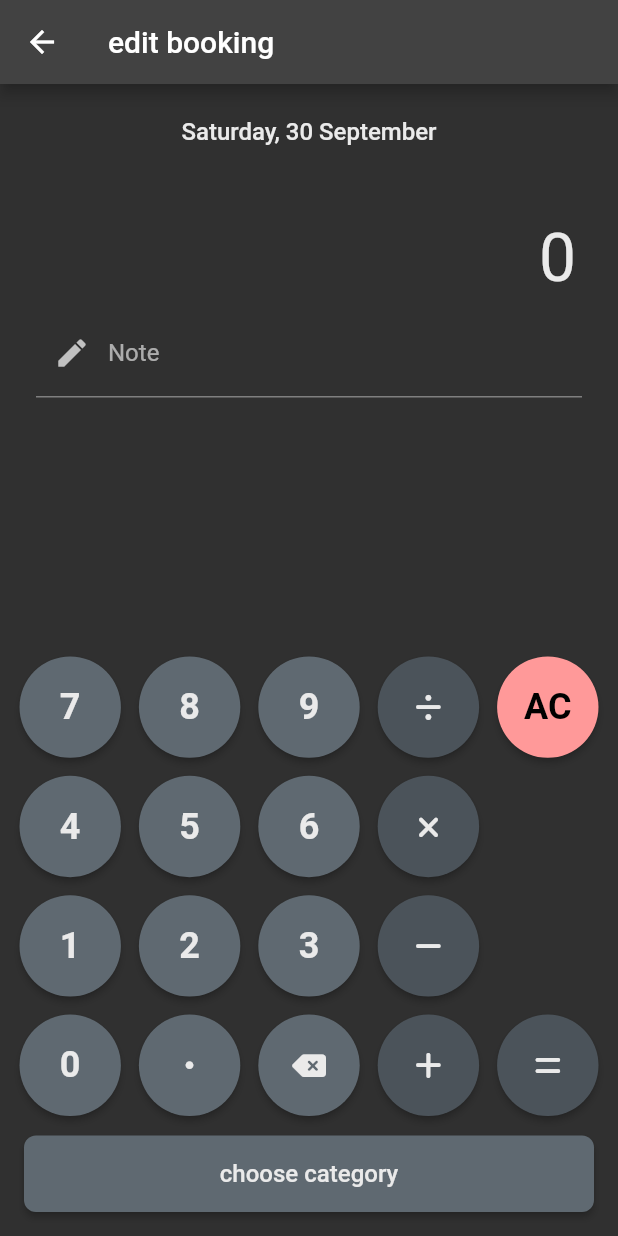
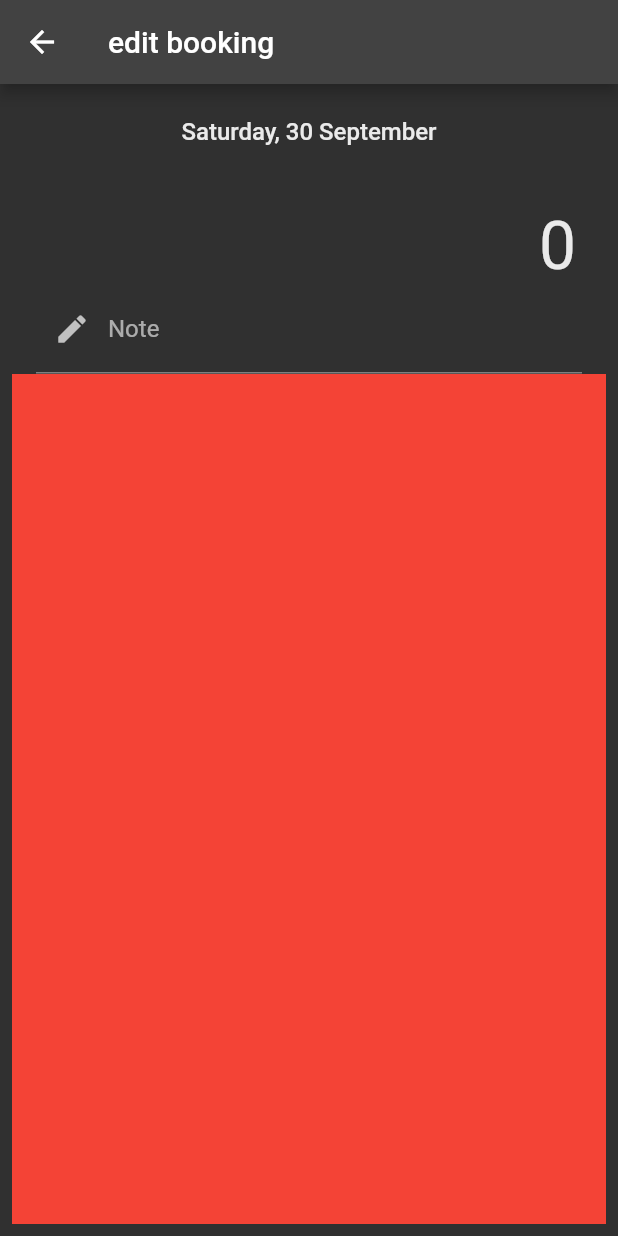
Before and after one commit to Gerald-Gmainer/budget_book, a Flutter app: the BookingCrudPage screen opened directly with empty values, after a tap on "choose category", on a phone screen of 412 x 824 dp. Run offline on Flutter 3.47's test engine with Material 2 defaults, Android fonts, the phone set to English and light mode, and no system bars; our stand-ins replace bloc, connectivity_plus, flutter_bloc, flutter_dotenv, font_awesome_flutter, form_validator and 4 more; missing offline and left inert: keep_screen_on; accounts and stored records are empty; network calls fail; Roboto replaces fonts that are missing (Noto Sans JP).

Commit message:
setup booking crud category choose screen; set booking model values

```diff
--- a/flutter_app/lib/business_logic/bloc/booking_crud/booking_crud_bloc.dart
+++ b/flutter_app/lib/business_logic/bloc/booking_crud/booking_crud_bloc.dart
@@ -2,6 +2,7 @@ import 'dart:async';
 
 import 'package:flutter/material.dart';
 import 'package:flutter_app/data/data.dart';
+import 'package:flutter_app/utils/logger.dart';
 import 'package:flutter_bloc/flutter_bloc.dart';
 
 part 'booking_crud_event.dart';
@@ -11,13 +12,15 @@ class BookingCrudBloc extends Bloc<BookingCrudEvent, BookingCrudState> {
   final BookingRepository bookingRepo;
 
   BookingCrudBloc(this.bookingRepo) : super(BookingCrudInitState()) {
-    on<LoadBookingCrudEvent>(_onLoadBookingCrudEvent);
+    on<InitBookingCrudEvent>(_onInitBookingCrudEvent);
     on<UploadBookingCrudEvent>(_onUploadBookingCrudEvent);
   }
 
-  _onLoadBookingCrudEvent(LoadBookingCrudEvent event, Emitter<BookingCrudState> emit) async {
-    emit(BookingCrudLoadedState(event.model));
+  _onInitBookingCrudEvent(InitBookingCrudEvent event, Emitter<BookingCrudState> emit) async {
+    emit(BookingCrudInitState());
   }
 
-  _onUploadBookingCrudEvent(UploadBookingCrudEvent event, Emitter<BookingCrudState> emit) async {}
+  _onUploadBookingCrudEvent(UploadBookingCrudEvent event, Emitter<BookingCrudState> emit) async {
+    BudgetLogger.instance.d(event.model);
+  }
 }
--- a/flutter_app/lib/business_logic/bloc/booking_crud/booking_crud_event.dart
+++ b/flutter_app/lib/business_logic/bloc/booking_crud/booking_crud_event.dart
@@ -3,14 +3,10 @@ part of 'booking_crud_bloc.dart';
 @immutable
 abstract class BookingCrudEvent {}
 
-class LoadBookingCrudEvent extends BookingCrudEvent {
-  final BookingCrudModel model;
-
-  LoadBookingCrudEvent(this.model);
-}
+class InitBookingCrudEvent extends BookingCrudEvent {}
 
 class UploadBookingCrudEvent extends BookingCrudEvent {
-  final BookingModel model;
+  final BookingCrudModel model;
 
   UploadBookingCrudEvent(this.model);
 }
--- a/flutter_app/lib/business_logic/bloc/booking_crud/booking_crud_state.dart
+++ b/flutter_app/lib/business_logic/bloc/booking_crud/booking_crud_state.dart
@@ -7,12 +7,6 @@ class BookingCrudInitState extends BookingCrudState {}
 
 class BookingCrudLoadingState extends BookingCrudState {}
 
-class BookingCrudLoadedState extends BookingCrudState {
-  final BookingCrudModel model;
-
-  BookingCrudLoadedState(this.model);
-}
-
 class BookingCrudUploadedState extends BookingCrudState {}
 
 class BookingCrudErrorState extends BookingCrudState {
--- a/flutter_app/lib/data/model/booking_crud_model.dart
+++ b/flutter_app/lib/data/model/booking_crud_model.dart
@@ -5,4 +5,9 @@ class BookingCrudModel {
   final CategoryType categoryType;
 
   BookingCrudModel({required this.model, required this.categoryType});
+
+  @override
+  String toString() {
+    return "categoryType: $categoryType / model: $model";
+  }
 }
--- a/flutter_app/lib/data/model/booking_model.dart
+++ b/flutter_app/lib/data/model/booking_model.dart
@@ -35,7 +35,7 @@ class BookingModel extends DataModel {
     return [
       "id: $id",
       "bookingDate: $bookingDate",
-      // "description: $description",
+      "description: $description",
       "amount: $amount",
       "categoryId: $categoryId",
       // "accountId: $accountId",
--- a/flutter_app/lib/presentation/page/booking_crud/bookings_crud_page.dart
+++ b/flutter_app/lib/presentation/page/booking_crud/bookings_crud_page.dart
@@ -21,41 +21,65 @@ class BookingCrudPage extends StatefulWidget {
 }
 
 class _BookingCrudPageState extends State<BookingCrudPage> {
+  final PageController _pageController = PageController(initialPage: 0);
+  int _currentPage = 0;
+
   @override
   void initState() {
     super.initState();
-    _load();
+    BlocProvider.of<CalculatorBloc>(context).add(InitCalculatorEvent());
+    BlocProvider.of<BookingCrudBloc>(context).add(InitBookingCrudEvent());
   }
 
-  _load() {
-    BlocProvider.of<BookingCrudBloc>(context).add(LoadBookingCrudEvent(widget.model));
+  @override
+  void dispose() {
+    _pageController.dispose();
+    super.dispose();
   }
 
-  _onLoaded(BookingCrudModel model) {
-    BlocProvider.of<CalculatorBloc>(context).add(InitCalculatorEvent());
+  _openCategories() {
+    _animateToPage(1);
+  }
+
+  _animateToPage(int page) {
+    _currentPage = page;
+    _pageController.animateToPage(
+      page,
+      duration: const Duration(milliseconds: 500),
+      curve: Curves.easeInOut,
+    );
+  }
+
+  _upload() {
+    BlocProvider.of<BookingCrudBloc>(context).add(UploadBookingCrudEvent(widget.model));
   }
 
   @override
   Widget build(BuildContext context) {
-    return Scaffold(
+    return WillPopScope(
+      onWillPop: () async {
+        if (_currentPage > 0) {
+          _animateToPage(0);
+          return false;
+        }
+        return true;
+      },
+      child: Scaffold(
         appBar: AppBar(
           title: Text(_isCreating() ? "create booking" : "edit booking"),
         ),
         body: BlocConsumer<BookingCrudBloc, BookingCrudState>(
-        listener: (context, state) {
-          if (state is BookingCrudLoadedState) {
-            _onLoaded(state.model);
-          }
-        },
+          listener: (context, state) {},
           builder: (context, state) {
-          if (state is BookingCrudLoadedState) {
-            return _buildView(state.model);
+            if (state is BookingCrudInitState) {
+              return _buildView(widget.model);
             }
             if (state is BookingCrudErrorState) {
-            return ErrorText(message: state.message, onReload: _load);
+              return ErrorText(message: state.message, onReload: _upload);
             }
             return const Center(child: CircularProgressIndicator());
           },
+        ),
       ),
     );
   }
@@ -67,15 +91,39 @@ class _BookingCrudPageState extends State<BookingCrudPage> {
         mainAxisSize: MainAxisSize.max,
         mainAxisAlignment: MainAxisAlignment.spaceEvenly,
         children: [
-          DateInput(),
+          DateInput(model: model),
           AmountDisplay(),
-          DescriptionInput(),
-          const Spacer(),
-          Calculator(),
-          ChooseCategoryButton(),
+          DescriptionInput(model: model),
+          Expanded(child: _buildPageView()),
         ],
       ),
     );
+  }
+
+  _buildPageView() {
+    return PageView(
+      controller: _pageController,
+      scrollDirection: Axis.vertical,
+      physics: const NeverScrollableScrollPhysics(),
+      children: <Widget>[
+        _buildCalculatorView(),
+        _buildCategoriesView(),
+      ],
+    );
+  }
+
+  _buildCalculatorView() {
+    return Column(
+      children: [
+        const Spacer(),
+        Calculator(model: widget.model),
+        ChooseCategoryButton(model: widget.model, onPressed: _openCategories),
+      ],
+    );
+  }
+
+  _buildCategoriesView() {
+    return Container(color: Colors.red);
   }
 
   bool _isCreating() {
--- a/flutter_app/lib/presentation/page/booking_crud/widget/amount_display.dart
+++ b/flutter_app/lib/presentation/page/booking_crud/widget/amount_display.dart
@@ -9,7 +9,7 @@ class AmountDisplay extends StatelessWidget {
     return SizedBox(
       width: double.infinity,
       child: Padding(
-        padding: const EdgeInsets.symmetric(horizontal: 20, vertical: 8),
+        padding: const EdgeInsets.symmetric(horizontal: 20, vertical: 0),
         child: BlocBuilder<CalculatorBloc, CalculatorState>(
           builder: (context, state) {
             final List<String> history = state is CalculatorUpdateState ? state.history : [];
--- a/flutter_app/lib/presentation/page/booking_crud/widget/choose_category_button.dart
+++ b/flutter_app/lib/presentation/page/booking_crud/widget/choose_category_button.dart
@@ -1,8 +1,13 @@
 import 'package:flutter/material.dart';
+import 'package:flutter_app/business_logic/business_logic.dart';
+import 'package:flutter_app/data/data.dart';
 import 'package:flutter_app/utils/app_dimensions.dart';
 
 class ChooseCategoryButton extends StatelessWidget {
-  _onPressed() {}
+  final BookingCrudModel model;
+  final VoidCallback onPressed;
+
+  const ChooseCategoryButton({super.key, required this.model, required this.onPressed});
 
   @override
   Widget build(BuildContext context) {
@@ -10,14 +15,16 @@ class ChooseCategoryButton extends StatelessWidget {
       width: double.infinity,
       margin: const EdgeInsets.all(AppDimensions.verticalPadding),
       child: ElevatedButton(
-        onPressed: _onPressed,
+        onPressed: () {
+          onPressed.call();
+        },
         style: ElevatedButton.styleFrom(
           shape: RoundedRectangleBorder(
             borderRadius: BorderRadius.circular(8),
           ),
           padding: const EdgeInsets.all(16),
         ),
-        child: Text("choose category", style: TextStyle(fontSize: 16)),
+        child: const Text("choose category", style: TextStyle(fontSize: 16)),
       ),
     );
   }
--- a/flutter_app/lib/presentation/page/booking_crud/widget/date_input.dart
+++ b/flutter_app/lib/presentation/page/booking_crud/widget/date_input.dart
@@ -1,14 +1,26 @@
 import 'package:flutter/material.dart';
+import 'package:flutter_app/data/data.dart';
 import 'package:flutter_app/presentation/presentation.dart';
 import 'package:flutter_app/utils/utils.dart';
 
 class DateInput extends StatefulWidget {
+  final BookingCrudModel model;
+
+  const DateInput({required this.model});
+
   @override
   State<DateInput> createState() => _DateInputState();
 }
 
 class _DateInputState extends State<DateInput> {
-  DateTime _selectedDate = DateTime.now();
+  late DateTime _selectedDate;
+
+  @override
+  void initState() {
+    super.initState();
+    widget.model.model.bookingDate ??= DateTime.now();
+    _selectedDate = widget.model.model.bookingDate!;
+  }
 
   _onPressed(BuildContext context) async {
     final DateTime? picked = await showDatePicker(
@@ -18,10 +30,11 @@ class _DateInputState extends State<DateInput> {
       lastDate: DateTime(2100),
     );
 
-    if (picked != null && picked != _onPressed) {
+    if (picked != null && picked != _selectedDate) {
       setState(() {
         _selectedDate = picked;
       });
+      widget.model.model.bookingDate = picked;
     }
   }
 
--- a/flutter_app/lib/presentation/page/booking_crud/widget/description_input.dart
+++ b/flutter_app/lib/presentation/page/booking_crud/widget/description_input.dart
@@ -1,14 +1,22 @@
 import 'package:flutter/material.dart';
-import 'package:flutter_app/presentation/presentation.dart';
-import 'package:flutter_app/utils/app_colors.dart';
+import 'package:flutter_app/data/data.dart';
 import 'package:flutter_app/utils/app_dimensions.dart';
 
 class DescriptionInput extends StatelessWidget {
+  final BookingCrudModel model;
+
+  const DescriptionInput({required this.model});
+
+  _onChanged(String value) {
+    model.model.description = value;
+  }
+
   @override
   Widget build(BuildContext context) {
     return Padding(
-      padding: const EdgeInsets.symmetric(horizontal: AppDimensions.horizontalPadding),
+      padding: const EdgeInsets.symmetric(horizontal: AppDimensions.horizontalPadding, vertical: 0),
       child: TextFormField(
+        onChanged: _onChanged,
         decoration: const InputDecoration(
           prefixIcon: Icon(Icons.edit),
           labelText: 'Note',
--- a/flutter_app/lib/presentation/widget/calculator/calculator.dart
+++ b/flutter_app/lib/presentation/widget/calculator/calculator.dart
@@ -1,5 +1,6 @@
 import 'package:flutter/material.dart';
 import 'package:flutter_app/business_logic/business_logic.dart';
+import 'package:flutter_app/data/data.dart';
 import 'package:flutter_app/presentation/presentation.dart';
 import 'package:flutter_bloc/flutter_bloc.dart';
 import 'calculator_keyboard.dart';
@@ -7,6 +8,10 @@ import 'calculator_keyboard.dart';
 export 'calculator_key.dart';
 
 class Calculator extends StatefulWidget {
+  final BookingCrudModel model;
+
+  const Calculator({required this.model});
+
   @override
   State<Calculator> createState() => _CalculatorState();
 }
@@ -31,8 +36,19 @@ class _CalculatorState extends State<Calculator> {
     }
   }
 
+  _onValueChange(double value) {
+    widget.model.model.amount = value;
+  }
+
   @override
   Widget build(BuildContext context) {
-    return CalculatorKeyboard(onPressed: _onPressed);
+    return BlocListener<CalculatorBloc, CalculatorState>(
+      listener: (context, state) {
+        if(state is CalculatorUpdateState) {
+          _onValueChange(state.result);
+        }
+      },
+      child: CalculatorKeyboard(onPressed: _onPressed),
+    );
   }
 }
--- a/flutter_app/lib/presentation/widget/calculator/calculator_key.dart
+++ b/flutter_app/lib/presentation/widget/calculator/calculator_key.dart
@@ -80,6 +80,8 @@ extension CalculatorKeyExtension on CalculatorKey {
         return "*";
       case CalculatorKey.division:
         return "/";
+      case CalculatorKey.dot:
+        return ".";
       default:
         return "NULL";
     }
```
Also changed, not shown: flutter_app/lib/business_logic/bloc/main_paginator/main_paginator_bloc.dart (+12 -12 lines). Lines whose indentation alone changed are shown as unchanged.
